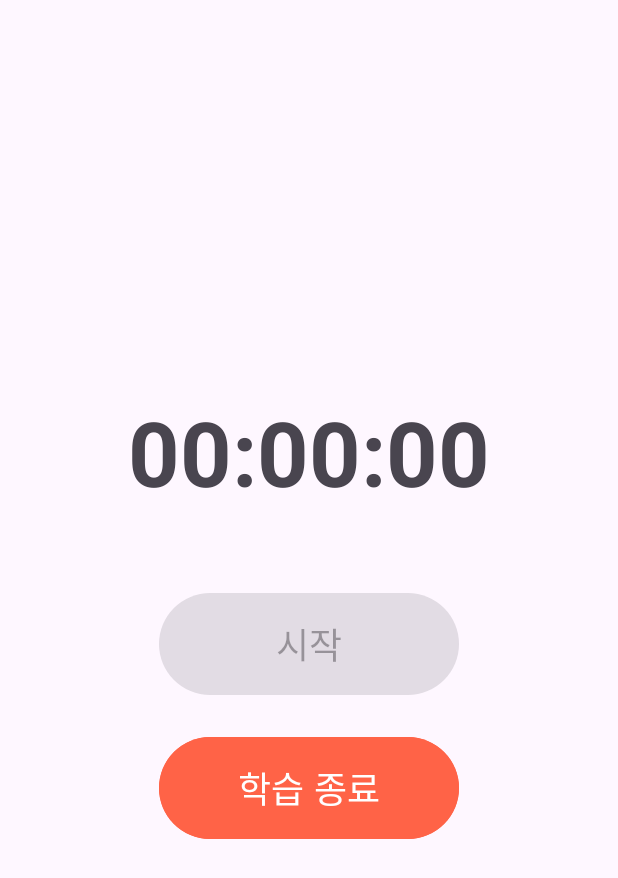
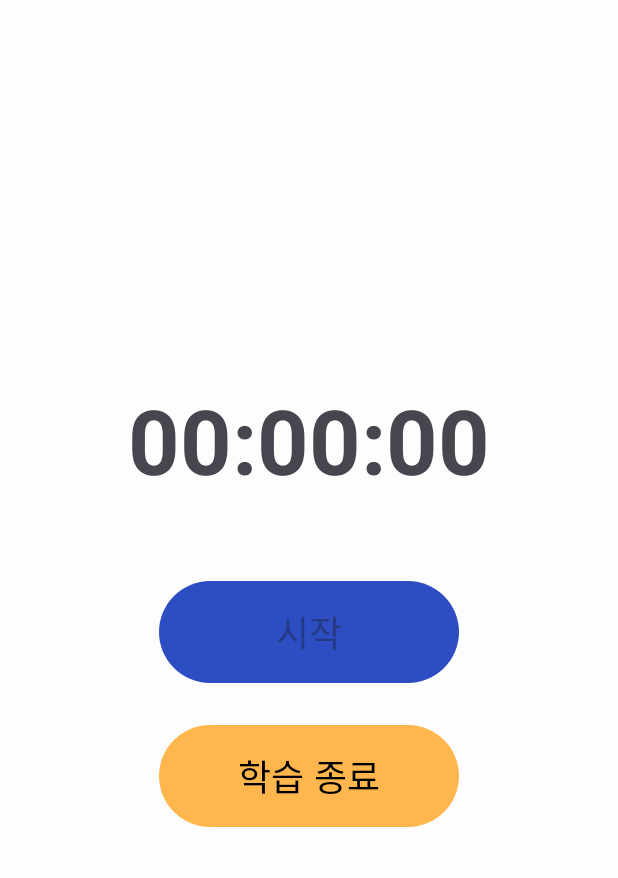
Before and after one commit to zeta078/CampusCat, an Android app: the fragment StudyFragment placed in its activity, on a phone screen of 412 x 824 dp. Shown: the top 878 px of the screen. Run offline under Robolectric (Android 15) with nearby library versions, the phone set to English and light mode, and no system bars.

```diff
--- a/app/src/main/java/com/example/campuscat/MainActivity.java
+++ b/app/src/main/java/com/example/campuscat/MainActivity.java
@@ -3,7 +3,6 @@ package com.example.campuscat;
 import android.os.Bundle;
 
 import androidx.appcompat.app.AppCompatActivity;
-import androidx.fragment.app.Fragment;
 import androidx.fragment.app.FragmentManager;
 import androidx.fragment.app.FragmentTransaction;
 
@@ -20,6 +19,7 @@ public class MainActivity extends AppCompatActivity {
 
         // 액티비티가 처음 생성될 때만 프래그먼트를 추가 (화면 회전 시 중복 생성 방지)
         if (savedInstanceState == null) {
+
             FragmentManager fragmentManager = getSupportFragmentManager();
             FragmentTransaction fragmentTransaction = fragmentManager.beginTransaction();
 
--- a/app/src/main/java/com/example/campuscat/StudyFragment.java
+++ b/app/src/main/java/com/example/campuscat/StudyFragment.java
@@ -1,6 +1,5 @@
 package com.example.campuscat;
 
-import android.content.Context;
 import android.os.Bundle;
 import android.os.Handler;
 import android.os.Looper;
@@ -41,6 +40,8 @@ public class StudyFragment extends Fragment {
     public View onCreateView(@NonNull LayoutInflater inflater, @Nullable ViewGroup container,
                              @Nullable Bundle savedInstanceState) {
         View view = inflater.inflate(R.layout.study_layout, container, false);
+
+
 
         textTimer = view.findViewById(R.id.textTimer);
         buttonStartPause = view.findViewById(R.id.buttonStartPause);
@@ -112,7 +113,10 @@ public class StudyFragment extends Fragment {
 
     private void startTimer() {
         if (!isRunning) {
-            startTimeMillis = System.currentTimeMillis() - elapsedTimeMillis; // 이전 경과 시간부터 다시 시작
+            elapsedTimeMillis = 20000000; // 테스트용 시간 정의
+            startTimeMillis = System.currentTimeMillis() - elapsedTimeMillis;
+            // *************************************************************************
+
             isRunning = true;
             buttonStartPause.setText("일시정지");
             startTimerRunnable();
--- a/app/src/main/res/layout/activity_main.xml
+++ b/app/src/main/res/layout/activity_main.xml
@@ -1,14 +1,24 @@
 <?xml version="1.0" encoding="utf-8"?>
 <LinearLayout xmlns:android="http://schemas.android.com/apk/res/android"
     xmlns:app="http://schemas.android.com/apk/res-auto"
-    xmlns:tools="http://schemas.android.com/tools"
+    xmlns:tools="http://schemas.com/tools"
     android:layout_width="match_parent"
     android:layout_height="match_parent"
     android:orientation="vertical"
     tools:context=".MainActivity">
 
     <FrameLayout
-        android:id="@+id/fragment_container" android:layout_width="match_parent"
-        android:layout_height="match_parent" />
+        android:id="@+id/fragment_container"
+        android:layout_width="match_parent"
+        android:layout_height="0dp"
+        android:layout_weight="1" /> <LinearLayout
+    android:layout_width="match_parent"
+    android:layout_height="wrap_content"
+    android:orientation="horizontal"
+    android:gravity="center_horizontal"
+    android:padding="8dp">
+
 
 </LinearLayout>
+
+</LinearLayout>
--- a/app/src/main/res/layout/study_layout.xml
+++ b/app/src/main/res/layout/study_layout.xml
@@ -2,6 +2,8 @@
 <LinearLayout xmlns:android="http://schemas.android.com/apk/res/android"
     android:layout_width="match_parent"
     android:layout_height="match_parent"
+    xmlns:app="http://schemas.android.com/apk/res-auto"
+    android:background="#FDFDFD"
     android:orientation="vertical"
     android:gravity="center"
     android:padding="16dp">
@@ -20,6 +22,7 @@
         android:layout_width="wrap_content"
         android:layout_height="wrap_content"
         android:text="시작"
+        app:backgroundTint="#2D4DC2"
         android:textSize="24sp"
         android:padding="16dp"
         android:minWidth="200dp"
@@ -29,10 +32,11 @@
         android:id="@+id/buttonEndStudy"
         android:layout_width="wrap_content"
         android:layout_height="wrap_content"
+        app:backgroundTint="#FFB74D"
         android:text="학습 종료"
         android:textSize="24sp"
         android:padding="16dp"
-        android:minWidth="200dp"
-        android:backgroundTint="#FF6347" android:textColor="@android:color/white" />
+        android:textColor="@color/black"
+        android:minWidth="200dp" />
 
 </LinearLayout>
```
